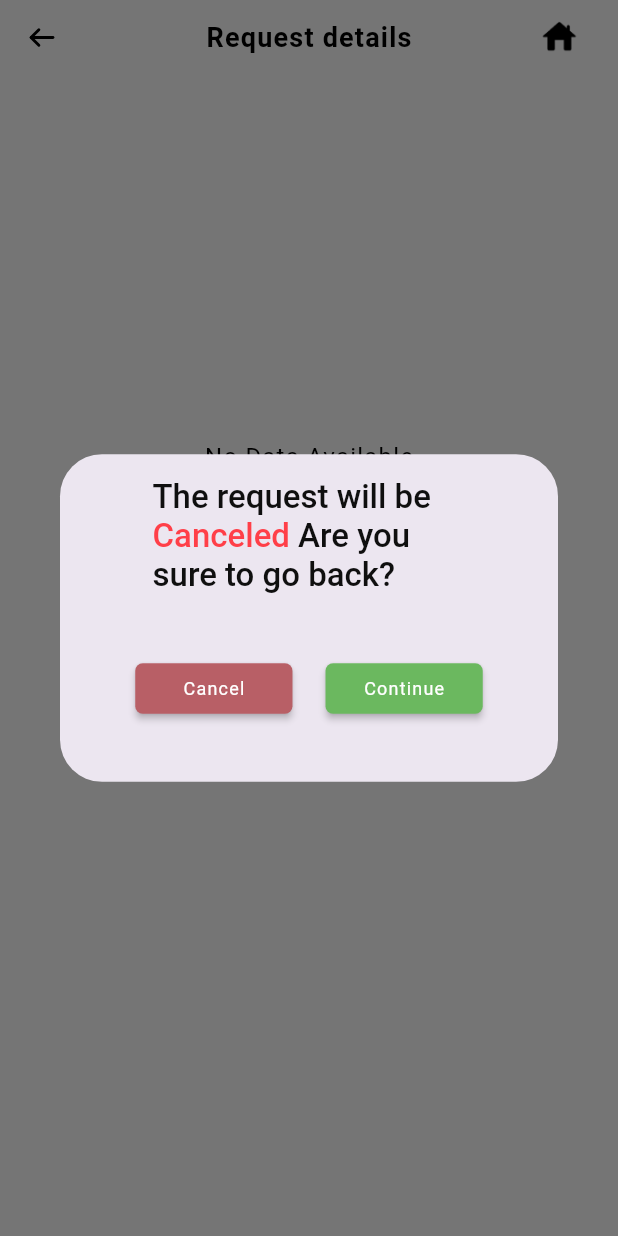
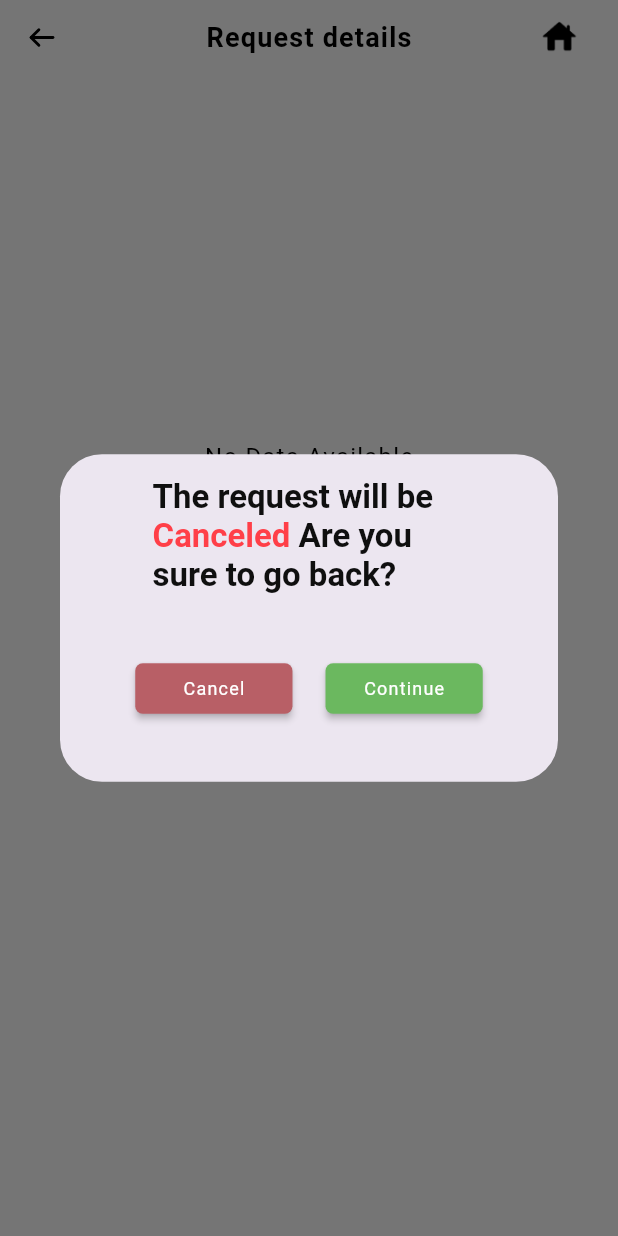
Before and after one commit to Seliem997/flash_customer, a Flutter app: the RequestDetails screen opened directly with empty values, after a tap on an icon or button, on a phone screen of 412 x 824 dp. Run offline on Flutter 3.47's test engine with Material 3 defaults, Android fonts, the phone set to English and light mode, and no system bars; our stand-ins replace cached_network_image, calendar_timeline, carousel_slider, cross_file, dots_indicator, event_bus and 15 more; missing offline and left inert: change_case, fast_cached_network_image, fl_country_code_picker, flex_color_picker, flutter_overlay_loader, flutter_statusbarcolor_ns and 2 more; accounts and stored records are empty; generated files the repository leaves out were written again; network calls fail; statements that could not run were skipped; project files that could hold a hidden picture were left out.

Commit message:
Fix Bugs in vehicles colors & discount code field

```diff
--- a/lib/providers/addresses_provider.dart
+++ b/lib/providers/addresses_provider.dart
@@ -8,6 +8,8 @@ import '../services/addresses_services.dart';
 import '../utils/enum/statuses.dart';
 
 class AddressesProvider with ChangeNotifier{
+
+  TextEditingController otherTextController = TextEditingController();
 
   bool isLoading = true;
   AddressesService addressesService = AddressesService();
--- a/lib/providers/myVehicles_provider.dart
+++ b/lib/providers/myVehicles_provider.dart
@@ -8,18 +8,67 @@ import '../services/myVehicles_service.dart';
 import '../utils/enum/statuses.dart';
 
 class MyVehiclesProvider with ChangeNotifier {
-
   MyVehiclesService myVehiclesService = MyVehiclesService();
 
-  TextEditingController? nameController ;
+  TextEditingController? nameController;
   TextEditingController yearController = TextEditingController();
   TextEditingController numbersController = TextEditingController();
   TextEditingController lettersController = TextEditingController();
   String? vehicleColor;
-  Color screenPickerColor= Colors.white;
+  Color screenPickerColor = Colors.white;
+  final Map<String, String> vehiclePlate = {
+    'J': 'ح',
+    'j': 'ح',
+    'x': 'ص',
+    'X': 'ص',
+    'e': 'ع',
+    'E': 'ع',
+    'D': 'د',
+    'd': 'د',
+    'R': 'ر',
+    'r': 'ر',
+    'k': 'ك',
+    'K': 'ك',
+    'L': 'ل',
+    'l': 'ل',
+    'U': 'و',
+    'u': 'و',
+    'G': 'ق',
+    'g': 'ق',
+    'H': 'ه',
+    'h': 'ه',
+    'A': 'أ',
+    'a': 'أ',
+    'V': 'ى',
+    'v': 'ى',
+    'S': 'س',
+    's': 'س',
+    'B': 'ب',
+    'b': 'ب',
+    'T': 'ط',
+    't': 'ط',
+    'z': 'م',
+    'Z': 'م',
+  };
+
+  String plateCharacters = '';
+  String? plateTranslate(String plateLetters) {
+    plateCharacters = '';
+    List letters = plateLetters.split('');
+
+    letters.reversed.forEach((elementLetter) {
+      vehiclePlate.keys.forEach((element) {
+        if (element == elementLetter) {
+          plateCharacters = '$plateCharacters ${vehiclePlate[element]!}';
+        }
+      });
+    });
+    notifyListeners();
+    return plateCharacters;
+  }
+
   final Map<ColorSwatch<Object>, String> customSwatches =
       <ColorSwatch<Object>, String>{
-
     ColorTools.createPrimarySwatch(const Color(0xFFBC350F)): 'Rust',
     ColorTools.createPrimarySwatch(const Color(0xFFFFFFFF)): 'White',
     ColorTools.createPrimarySwatch(const Color(0xFF000000)): 'Black',
@@ -83,7 +132,6 @@ class MyVehiclesProvider with ChangeNotifier {
     String? name,
     String? year,
   }) async {
-
     Status state = Status.error;
     await myVehiclesService
         .updateVehicle(
@@ -97,8 +145,7 @@ class MyVehiclesProvider with ChangeNotifier {
             letters: letters,
             numbers: numbers,
             color: color,
-      name: name
-    )
+            name: name)
         .then((value) {
       if (value.status == Status.success) {
         state = Status.success;
@@ -115,7 +162,6 @@ class MyVehiclesProvider with ChangeNotifier {
     notifyListeners();
     await myVehiclesService.getMyVehicles().then((value) {
       if (value.status == Status.success) {
-
         myVehiclesData = value.data;
         loadingMyVehicles = false;
       }
@@ -134,23 +180,23 @@ class MyVehiclesProvider with ChangeNotifier {
         loadingMyVehicles = false;
         state = Status.success;
         message = value.message;
-      }else{
+      } else {
         message = value.message;
       }
     });
     getMyVehicles();
     notifyListeners();
-    return ResponseResult(state, '',message: message);
+    return ResponseResult(state, '', message: message);
   }
 
-  void resetFields(){
+  void resetFields() {
     nameController = TextEditingController(text: '');
     yearController = TextEditingController(text: '');
     numbersController = TextEditingController(text: '');
     lettersController = TextEditingController(text: '');
-    vehicleColor= null;
+    vehicleColor = null;
     // vehicleColor= '4294967295';
-    screenPickerColor= Colors.white;
+    screenPickerColor = Colors.white;
     notifyListeners();
   }
 }
--- a/lib/ui/addresses/new_address.dart
+++ b/lib/ui/addresses/new_address.dart
@@ -214,6 +214,8 @@ class _NewAddressState extends State<NewAddress> {
                                       ),
                                     ),
                                   );
+                                  homeProvider.addMarkerLongPressed(
+                                      LatLng(position.latitude, position.longitude));
                                 }).catchError((e) {
                                   log("Error in accessing current location $e");
                                 });
--- a/lib/ui/requests/request_details_payment.dart
+++ b/lib/ui/requests/request_details_payment.dart
@@ -322,14 +322,14 @@ class _RequestDetailsState extends State<RequestDetails> {
                     style: TextStyle(
                         color: const Color(0xFF0F0F0F),
                         fontSize: MyFontSize.size20,
-                        fontWeight: MyFontWeight.medium),
+                        fontWeight: MyFontWeight.semiBold),
                     children: [
                       TextSpan(
                         text: S.of(context).canceled,
                         style: TextStyle(
                           color: const Color(0xFFFF3F48),
                           fontSize: MyFontSize.size20,
-                          fontWeight: MyFontWeight.medium,
+                          fontWeight: MyFontWeight.semiBold,
                         ),
                       ),
                       TextSpan(
@@ -337,7 +337,7 @@ class _RequestDetailsState extends State<RequestDetails> {
                         style: TextStyle(
                           color: const Color(0xFF0F0F0F),
                           fontSize: MyFontSize.size20,
-                          fontWeight: MyFontWeight.medium,
+                          fontWeight: MyFontWeight.semiBold,
                         ),
                       ),
                     ],
@@ -407,14 +407,14 @@ class _RequestDetailsState extends State<RequestDetails> {
                           style: TextStyle(
                               color: const Color(0xFF0F0F0F),
                               fontSize: MyFontSize.size20,
-                              fontWeight: MyFontWeight.medium),
+                              fontWeight: MyFontWeight.semiBold),
                           children: [
                             TextSpan(
                               text: S.of(context).canceled,
                               style: TextStyle(
                                 color: const Color(0xFFFF3F48),
                                 fontSize: MyFontSize.size20,
-                                fontWeight: MyFontWeight.medium,
+                                fontWeight: MyFontWeight.semiBold,
                               ),
                             ),
                             TextSpan(
@@ -422,7 +422,7 @@ class _RequestDetailsState extends State<RequestDetails> {
                               style: TextStyle(
                                 color: const Color(0xFF0F0F0F),
                                 fontSize: MyFontSize.size20,
-                                fontWeight: MyFontWeight.medium,
+                                fontWeight: MyFontWeight.semiBold,
                               ),
                             ),
                           ],
@@ -1124,7 +1124,7 @@ class _RequestDetailsState extends State<RequestDetails> {
                                         ),
                                         CustomContainer(
                                           width: 120,
-                                          height: 33,
+                                          height: 35,
                                           padding: onlyEdgeInsets(bottom: 0,top: 0),
                                           radiusCircular: 3,
                                           backgroundColor: AppColor.buttonGrey,
@@ -1148,7 +1148,8 @@ class _RequestDetailsState extends State<RequestDetails> {
                                               enabled: requestServicesProvider
                                                       .couponData ==
                                                   null,
-                                              padding: onlyEdgeInsets(bottom: 11,start: 5, top: 0),
+                                              height: 80,
+                                              padding: onlyEdgeInsets(bottom: 5,start: 5, top: 3),
                                             ),
                                           ),
                                         ),
--- a/lib/ui/wallet/wallet_payment.dart
+++ b/lib/ui/wallet/wallet_payment.dart
@@ -343,8 +343,9 @@ class _WalletPaymentState extends State<WalletPayment> {
                               textInputAction: TextInputAction.done,
                               hintText: '0',
                               textColor: MyApp.themeMode(context) ? Colors.white : Colors.black,
-                              padding: symmetricEdgeInsets(
-                                  vertical: 2, horizontal: 5),
+                              padding: onlyEdgeInsets(start: 10, bottom: 15),
+                              fontWeight: MyFontWeight.semiBold,
+                              textSize: MyFontSize.size16,
                             ),
                           ),
                         ),
--- a/pubspec.yaml
+++ b/pubspec.yaml
@@ -40,6 +40,7 @@ dependencies:
   shared_preferences: ^2.0.17
   flutter_overlay_loader: ^2.0.0
   event_bus: ^2.0.0
+
   sizer: ^2.0.15
   flutter_svg: ^0.23.0
   cached_network_image: ^3.2.3
```
Also changed, not shown: lib/ui/addresses/location_dialog.dart (+7 -1 lines), lib/ui/home/widgets/widgets.dart (+6 -3 lines), lib/ui/services/widgets/services_widgets.dart (+6 -6 lines), lib/ui/vehicles/my_vehicles.dart (+5 -4 lines), lib/ui/vehicles/new_vehicle.dart (+70 -21 lines). Lines whose indentation alone changed are shown as unchanged.
